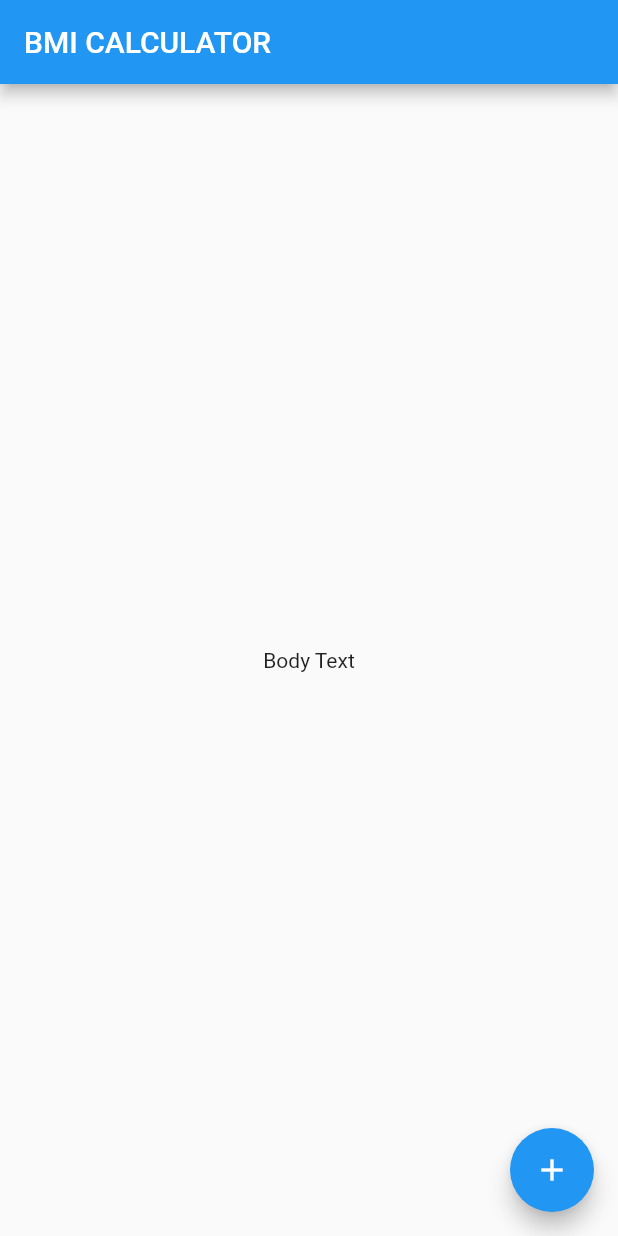
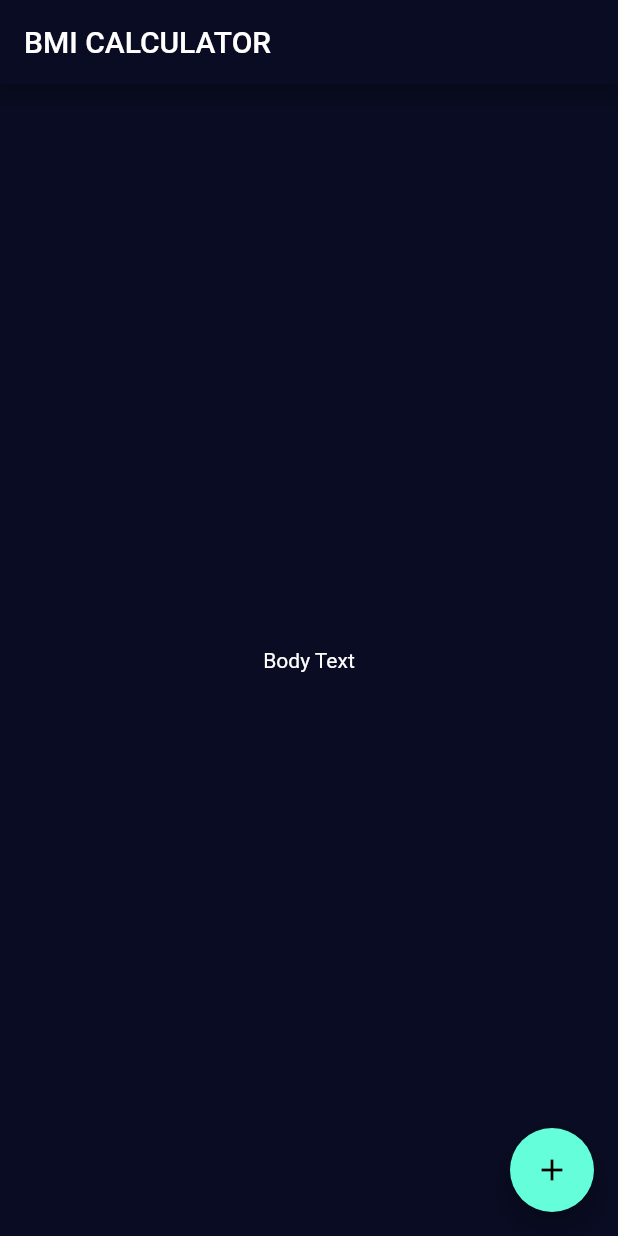
Before and after one commit to divyesh-solanki/bmi-calculator, a Flutter app: the screen it shows after launch, on a phone screen of 412 x 824 dp. Run offline on Flutter 3.47's test engine with Material 2 defaults, Android fonts, the phone set to English and light mode, and no system bars.

Commit message:
added theme and created input_page.dart

```diff
--- /dev/null
+++ b/lib/input_page.dart
@@ -0,0 +1,24 @@
+import 'package:flutter/material.dart';
+
+class InputPage extends StatefulWidget {
+  @override
+  _InputPageState createState() => _InputPageState();
+}
+
+class _InputPageState extends State<InputPage> {
+  @override
+  Widget build(BuildContext context) {
+    return Scaffold(
+      appBar: AppBar(
+        title: Text('BMI CALCULATOR'),
+      ),
+      body: Center(
+        child: Text('Body Text'),
+      ),
+      floatingActionButton: FloatingActionButton(
+        child: Icon(Icons.add),
+        onPressed: () {},
+      ),
+    );
+  }
+}
--- a/lib/main.dart
+++ b/lib/main.dart
@@ -1,35 +1,16 @@
 import 'package:flutter/material.dart';
-
+import 'input_page.dart';
 void main() => runApp(BMICalculator());
 
 class BMICalculator extends StatelessWidget {
   @override
   Widget build(BuildContext context) {
     return MaterialApp(
+      theme: ThemeData.dark().copyWith(
+        primaryColor: Color(0xFF090C22),
+        scaffoldBackgroundColor: Color(0xFF090C22),
+      ),
       home: InputPage(),
     );
   }
 }
-
-class InputPage extends StatefulWidget {
-  @override
-  _InputPageState createState() => _InputPageState();
-}
-
-class _InputPageState extends State<InputPage> {
-  @override
-  Widget build(BuildContext context) {
-    return Scaffold(
-      appBar: AppBar(
-        title: Text('BMI CALCULATOR'),
-      ),
-      body: Center(
-        child: Text('Body Text'),
-      ),
-      floatingActionButton: FloatingActionButton(
-        child: Icon(Icons.add),
-        onPressed: (){},
-      ),
-    );
-  }
-}
```
